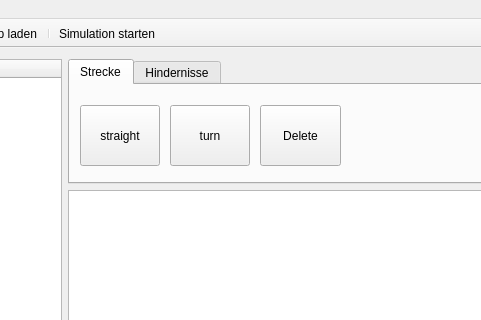
The window that bin/source/editor.ui (Waldemarv/swt1718) describes before a commit, drawn with Qt 5; both pictures show x 211 to 692 and y 0 to 320 of the 1104 by 721 pixel window.
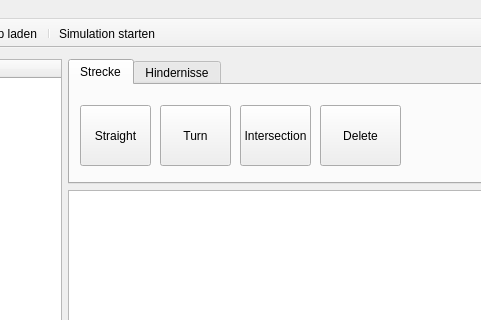
The same window after the commit. Icons and pictures are not drawn.

Commit message: Intersection hinzugefügt

```diff
--- a/bin/source/editor.ui
+++ b/bin/source/editor.ui
@@ -86,31 +86,31 @@
            <rect>
             <x>10</x>
             <y>20</y>
-            <width>80</width>
+            <width>71</width>
             <height>61</height>
            </rect>
           </property>
           <property name="text">
-           <string>straight</string>
+           <string>Straight</string>
           </property>
          </widget>
          <widget class="QPushButton" name="turnButton">
           <property name="geometry">
            <rect>
-            <x>100</x>
+            <x>90</x>
             <y>20</y>
-            <width>80</width>
+            <width>71</width>
             <height>61</height>
            </rect>
           </property>
           <property name="text">
-           <string>turn</string>
+           <string>Turn</string>
           </property>
          </widget>
          <widget class="QPushButton" name="deleteSelectedTile">
           <property name="geometry">
            <rect>
-            <x>190</x>
+            <x>250</x>
             <y>20</y>
             <width>81</width>
             <height>61</height>
@@ -120,6 +120,19 @@
            <string>Delete</string>
           </property>
          </widget>
+         <widget class="QPushButton" name="intersectionButton">
+          <property name="geometry">
+           <rect>
+            <x>170</x>
+            <y>20</y>
+            <width>71</width>
+            <height>61</height>
+           </rect>
+          </property>
+          <property name="text">
+           <string>Intersection</string>
+          </property>
+         </widget>
         </widget>
         <widget class="QWidget" name="tab_2">
          <property name="maximumSize">
```
Left out of the diff: 2 changed lines with no effect on the pictures. The commit also changes 8 other files.
